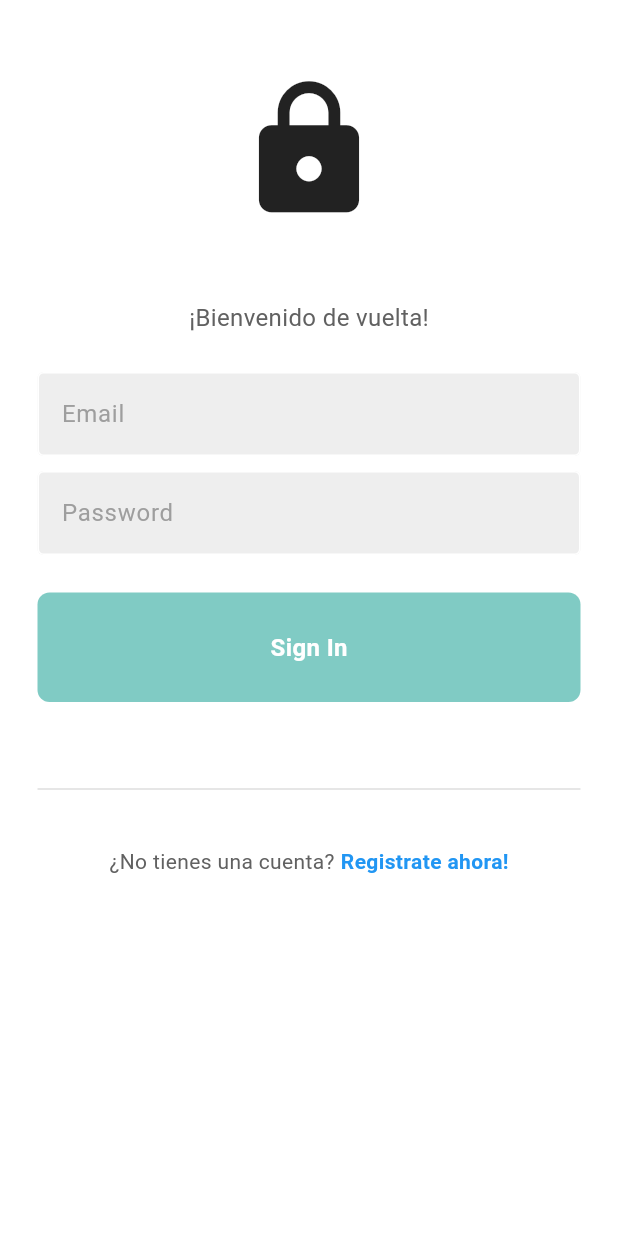
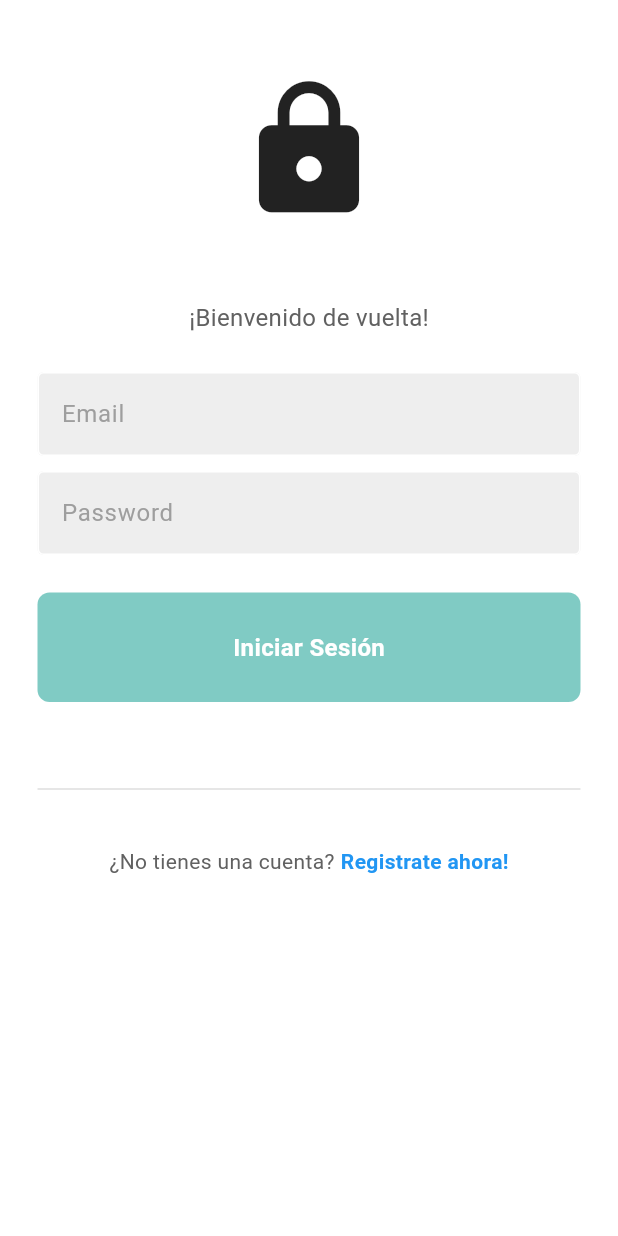
Before and after one commit to sofiarmzz016/FreeYourself-App, a Flutter app: the screen it shows after launch, on a phone screen of 412 x 824 dp. Run offline on Flutter 3.47's test engine with Material 3 defaults, Android fonts, the light colour scheme and no system bars; our stand-ins replace firebase_auth, firebase_core; accounts and stored records are empty.

Commit message:
cambios pequeños

```diff
--- a/lib/components/signin_button.dart
+++ b/lib/components/signin_button.dart
@@ -2,8 +2,12 @@
 
 class SignInButton extends StatelessWidget {
   final Function()? onTap;
-
-  const SignInButton({super.key, required this.onTap});
+  final String text;
+  const SignInButton({
+    super.key,
+    required this.onTap,
+    required this.text
+  });
 
   @override
   Widget build(BuildContext context) {
@@ -16,10 +20,10 @@
           color: Colors.teal.shade200,
           borderRadius: BorderRadius.circular(8),
         ),
-        child: const Center(
+        child: Center(
           child: Text(
-            'Sign In',
-            style: TextStyle(
+            text,
+            style: const TextStyle(
               color: Colors.white,
               fontWeight: FontWeight.bold,
               fontSize: 16,
```
